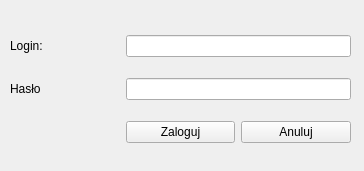
peter890/Wydatnik, file login.ui: the form before one commit.
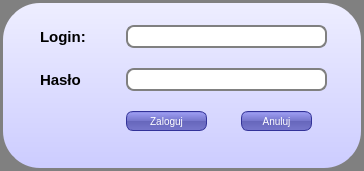
The form after the commit. Icons and pictures are not drawn.

Diff of the .ui file:
```diff
--- a/login.ui
+++ b/login.ui
@@ -13,6 +13,45 @@
   <property name="windowTitle">
    <string>Widatnik - logowanie</string>
   </property>
+  <property name="styleSheet">
+   <string notr="true">QLineEdit {
+padding: 1px;
+border-style: solid;
+border: 2px solid gray;
+border-radius: 8px;
+}
+
+QPushButton {
+color: white;
+background-color: QLinearGradient( x1: 0, y1: 0, x2: 0, y2: 1, stop: 0 #88d, stop: 0.1 #99e, stop: 0.49 #77c, stop: 0.5 #66b, stop: 1 #77c);
+border-width: 1px;
+border-color: #339;
+border-style: solid;
+border-radius: 7;
+padding: 3px;
+font-size: 10px;
+padding-left: 5px;
+padding-right: 5px;
+
+max-width: 110px;
+
+max-height: 15px;
+}
+
+#Login{
+	background: gray;
+}
+#centralwidget{
+	border: 3px solid gray;
+	border-radius: 40px;
+	background: QLinearGradient(x1: 0, y1: 0, x2: 0, y2: 1, stop: 0 #eef, stop: 1 #ccf);
+}
+
+QLabel {
+font-weight: bold;
+font-size: 15px;
+}</string>
+  </property>
   <widget class="QWidget" name="centralwidget">
    <property name="minimumSize">
     <size>
@@ -26,38 +65,78 @@
      <height>171</height>
     </size>
    </property>
-   <widget class="QWidget" name="layoutWidget">
-    <property name="geometry">
-     <rect>
-      <x>10</x>
-      <y>20</y>
-      <width>341</width>
-      <height>141</height>
-     </rect>
-    </property>
-    <layout class="QGridLayout" name="gridLayout">
-     <item row="0" column="0">
       <widget class="QLabel" name="label_login">
+    <property name="geometry">
+     <rect>
+      <x>40</x>
+      <y>25</y>
+      <width>51</width>
+      <height>23</height>
+     </rect>
+    </property>
        <property name="text">
         <string>Login:</string>
        </property>
       </widget>
-     </item>
-     <item row="0" column="1" colspan="2">
-      <widget class="QLineEdit" name="edit_login"/>
-     </item>
-     <item row="1" column="0">
+   <widget class="QPushButton" name="button_anuluj">
+    <property name="geometry">
+     <rect>
+      <x>241</x>
+      <y>111</y>
+      <width>71</width>
+      <height>20</height>
+     </rect>
+    </property>
+    <property name="text">
+     <string>Anuluj</string>
+    </property>
+    <property name="icon">
+     <iconset resource="icons/ikony.qrc">
+      <normaloff>:/icon/Cancel-icon.png</normaloff>:/icon/Cancel-icon.png</iconset>
+    </property>
+   </widget>
+   <widget class="QLineEdit" name="edit_haslo">
+    <property name="geometry">
+     <rect>
+      <x>126</x>
+      <y>68</y>
+      <width>201</width>
+      <height>23</height>
+     </rect>
+    </property>
+   </widget>
+   <widget class="QLineEdit" name="edit_login">
+    <property name="geometry">
+     <rect>
+      <x>126</x>
+      <y>25</y>
+      <width>201</width>
+      <height>23</height>
+     </rect>
+    </property>
+   </widget>
       <widget class="QLabel" name="label_haslo">
+    <property name="geometry">
+     <rect>
+      <x>40</x>
+      <y>68</y>
+      <width>51</width>
+      <height>23</height>
+     </rect>
+    </property>
        <property name="text">
         <string>Hasło</string>
        </property>
       </widget>
-     </item>
-     <item row="1" column="1" colspan="2">
-      <widget class="QLineEdit" name="edit_haslo"/>
-     </item>
-     <item row="2" column="1">
       <widget class="QPushButton" name="button_zaloguj">
+    <property name="geometry">
+     <rect>
+      <x>126</x>
+      <y>111</y>
+      <width>81</width>
+      <height>20</height>
+     </rect>
+    </property>
        <property name="focusPolicy">
         <enum>Qt::ClickFocus</enum>
        </property>
@@ -71,18 +150,10 @@
         <bool>false</bool>
        </property>
       </widget>
-     </item>
-     <item row="2" column="2">
-      <widget class="QPushButton" name="button_anuluj">
-       <property name="text">
-        <string>Anuluj</string>
-       </property>
-      </widget>
-     </item>
-    </layout>
-   </widget>
-  </widget>
- </widget>
- <resources/>
+  </widget>
+ </widget>
+ <resources>
+  <include location="icons/ikony.qrc"/>
+ </resources>
  <connections/>
 </ui>
```
Left out of the diff: 4 changed lines with no effect on the pictures. Lines whose indentation alone changed are shown as unchanged.
